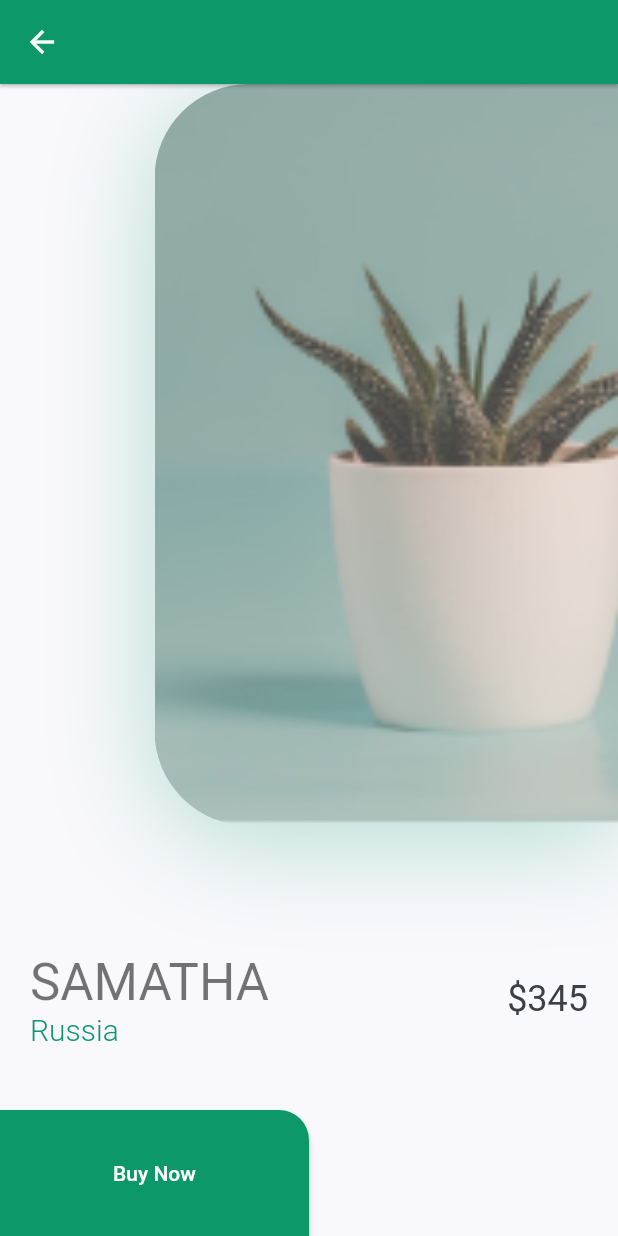
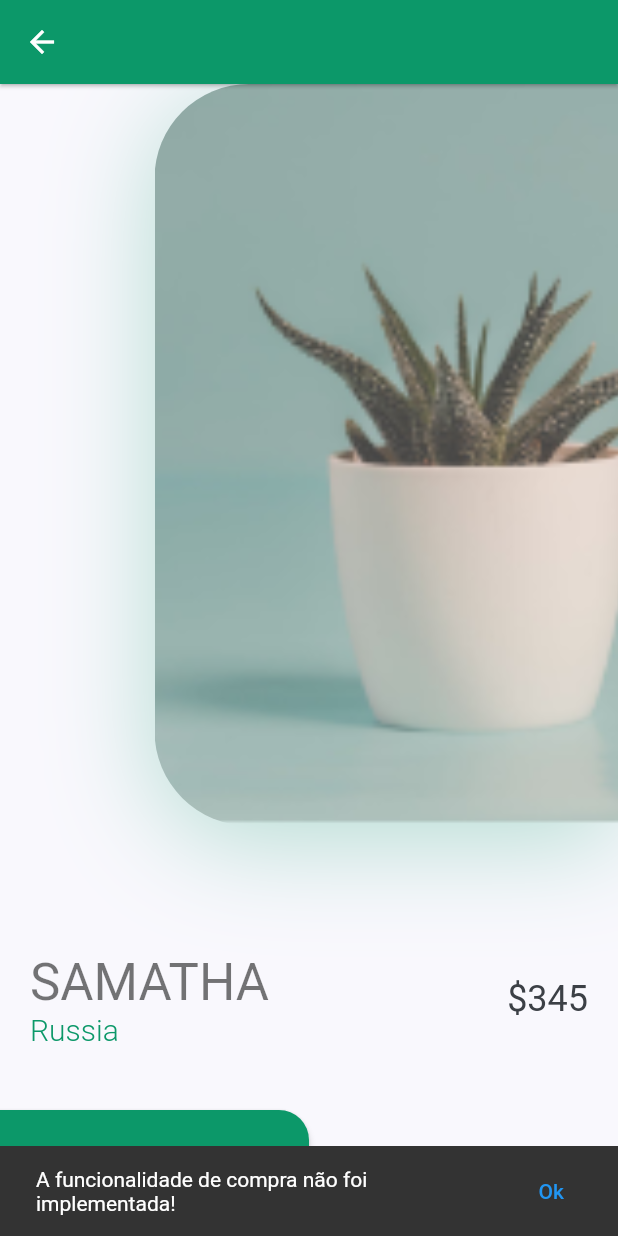
Before and after one commit to arllain/flutter, a Flutter app: the PlantDetailScreen screen opened directly with sample values from the repository, after a tap on "Buy Now", on a phone screen of 412 x 824 dp. Run offline on Flutter 3.47's test engine with Material 2 defaults, Android fonts, the phone set to English and light mode, and no system bars; our stand-ins replace flutter_svg.

Commit message:
Na tela 2, Ao clicar em 'Buy Now' deve mostrar snack bar informando que a funcionalidade de compra não foi implementada

```diff
--- a/Intermediario/desafio/lib/screens/detail/components/plant_detail_body.dart
+++ b/Intermediario/desafio/lib/screens/detail/components/plant_detail_body.dart
@@ -57,7 +57,17 @@ class PlantDetailBody extends StatelessWidget {
                     shape: const RoundedRectangleBorder(
                         borderRadius:
                             BorderRadius.only(topRight: Radius.circular(20)))),
-                onPressed: () {},
+                onPressed: () {
+                  final snackBar = SnackBar(
+                    content: const Text(
+                        'A funcionalidade de compra não foi implementada!'),
+                    action: SnackBarAction(
+                      label: 'Ok',
+                      onPressed: () {},
+                    ),
+                  );
+                  ScaffoldMessenger.of(context).showSnackBar(snackBar);
+                },
               ),
             ),
           ],
```
